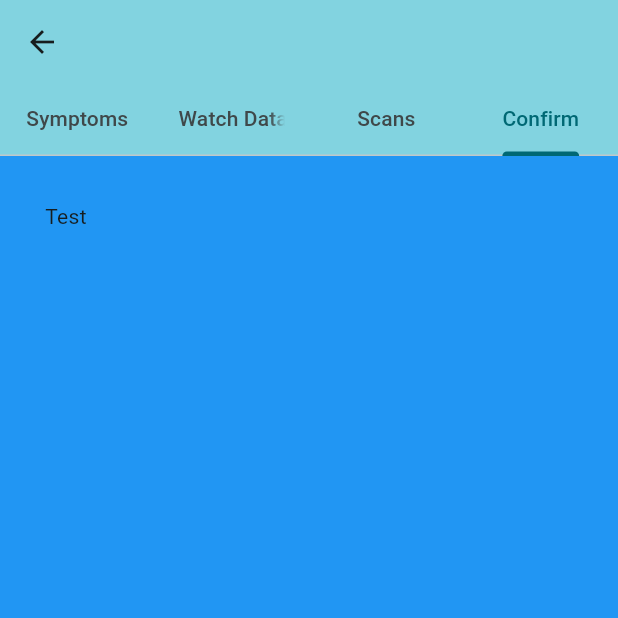
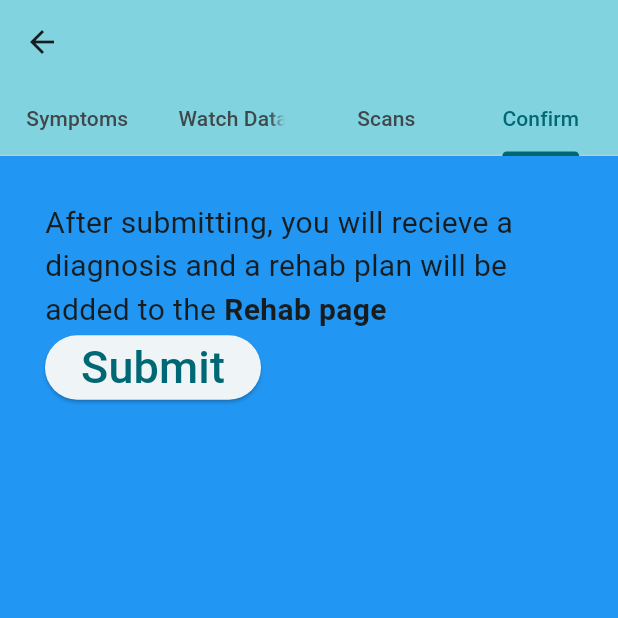
Before and after one commit to Dat1Doge/Recovery_AI, a Flutter app: the DiagnosePage screen opened directly, tab 4 chosen, on a phone screen of 412 x 824 dp, the top half of it. Run offline on Flutter 3.47's test engine with Material 3 defaults, Android fonts, the phone set to English and light mode, and no system bars; our stand-ins replace cloud_firestore, firebase_auth, firebase_core, toastification; missing offline and left inert: dart:ffi; accounts and stored records are empty; network calls fail.

Commit message:
Diagnosis symptoms tab finished

```diff
--- a/lib/Diagnose.dart
+++ b/lib/Diagnose.dart
@@ -1,6 +1,9 @@
 import 'dart:ffi';
-
 import 'package:flutter/material.dart';
+import 'package:toastification/toastification.dart';
+import 'package:firebase_auth/firebase_auth.dart';
+import 'package:cloud_firestore/cloud_firestore.dart';
+import 'Home.dart';
 
 class DiagnosePage extends StatefulWidget {
   const DiagnosePage({super.key, required this.title});
@@ -21,6 +24,9 @@ class DiagnosePage extends StatefulWidget {
 }
 
 class _DiagnosePageState extends State<DiagnosePage> {
+  User? user = FirebaseAuth.instance.currentUser;
+  FirebaseFirestore db = FirebaseFirestore.instance;
+
   double lHamstringPain = 0;
   double rHamstringPain = 0;
   double lQuadPain = 0;
@@ -31,6 +37,32 @@ class _DiagnosePageState extends State<DiagnosePage> {
   double rCalfPain = 0;
   double lAnklePain = 0;
   double rAnklePain = 0;
+
+  @override
+  void initState() {
+    super.initState();
+    db.collection("Diagnosis").doc(user?.uid).get().then(
+      (DocumentSnapshot doc) {
+        final data = doc.data() as Map<String, dynamic>;
+        if(data.containsKey("Symptoms")){
+          final symptoms = data["Symptoms"];
+          setState(() {
+            lHamstringPain = symptoms["lHamstringPain"];
+            rHamstringPain = symptoms["rHamstringPain"];
+            lQuadPain = symptoms["lQuadPain"];
+            rQuadPain = symptoms["rQuadPain"];
+            lKneePain = symptoms["lKneePain"];
+            rKneePain = symptoms["rKneePain"];
+            lCalfPain = symptoms["lCalfPain"];
+            rCalfPain = symptoms["rCalfPain"];
+            lAnklePain = symptoms["lAnklePain"];
+            rAnklePain = symptoms["rAnklePain"];
+          });
+        }
+      },
+      onError: (e) => print("Error getting document: $e"),
+    );
+  }
 
   @override
   Widget build(BuildContext context) {
@@ -333,7 +365,7 @@ class _DiagnosePageState extends State<DiagnosePage> {
                     child: Column(
                       crossAxisAlignment: CrossAxisAlignment.start,
                       children: [
-                        Text("Test"),
+                        Text("Placeholder"),
                       ],
                     ),
                   ),
@@ -365,7 +397,41 @@ class _DiagnosePageState extends State<DiagnosePage> {
                     child: Column(
                       crossAxisAlignment: CrossAxisAlignment.start,
                       children: [
-                        Text("Test"),
+                        Text.rich(
+                          TextSpan(
+                            text: 'After submitting, you will recieve a diagnosis and a rehab plan will be added to the ', // default text style
+                            children: <TextSpan>[
+                              TextSpan(text: 'Rehab page', style: TextStyle(fontWeight: FontWeight.bold)),
+                            ],
+                            style: TextStyle(fontSize: 20),
+                          ),
+                        ),
+                        ElevatedButton(
+                          onPressed: () async{
+                            await db.collection('Diagnosis').doc(user?.uid).set({
+                              "Symptoms": {
+                                "lHamstringPain": lHamstringPain,
+                                "rHamstringPain": rHamstringPain,
+                                "lQuadPain": lQuadPain,
+                                "rQuadPain": rQuadPain,
+                                "lKneePain": lKneePain,
+                                "rKneePain": rKneePain,
+                                "lCalfPain": lCalfPain,
+                                "rCalfPain": rCalfPain,
+                                "lAnklePain": lAnklePain,
+                                "rAnklePain": rAnklePain,
+                              },
+                            });
+                            Navigator.push(
+                              context,
+                              MaterialPageRoute(builder: (context) => MyHomePage(title: "Log in"))
+                            );
+                          },
+                          child: Text(
+                            "Submit",
+                            style: TextStyle(fontSize: 30),
+                          )
+                        )
                       ],
                     ),
                   ),
--- a/lib/Log_in.dart
+++ b/lib/Log_in.dart
@@ -208,8 +208,8 @@ class _LogInPageState extends State<LogInPage> {
                 child: ElevatedButton(
                   onPressed: (){
                     Navigator.push(
-                        context,
-                        MaterialPageRoute(builder: (context) => SignUpPage(title: "Sign up"))
+                      context,
+                      MaterialPageRoute(builder: (context) => SignUpPage(title: "Sign up"))
                     );
                   },
                   child: Text(
```
Also changed, not shown: lib/Home.dart (+7 -3 lines). Lines whose indentation alone changed are shown as unchanged.
